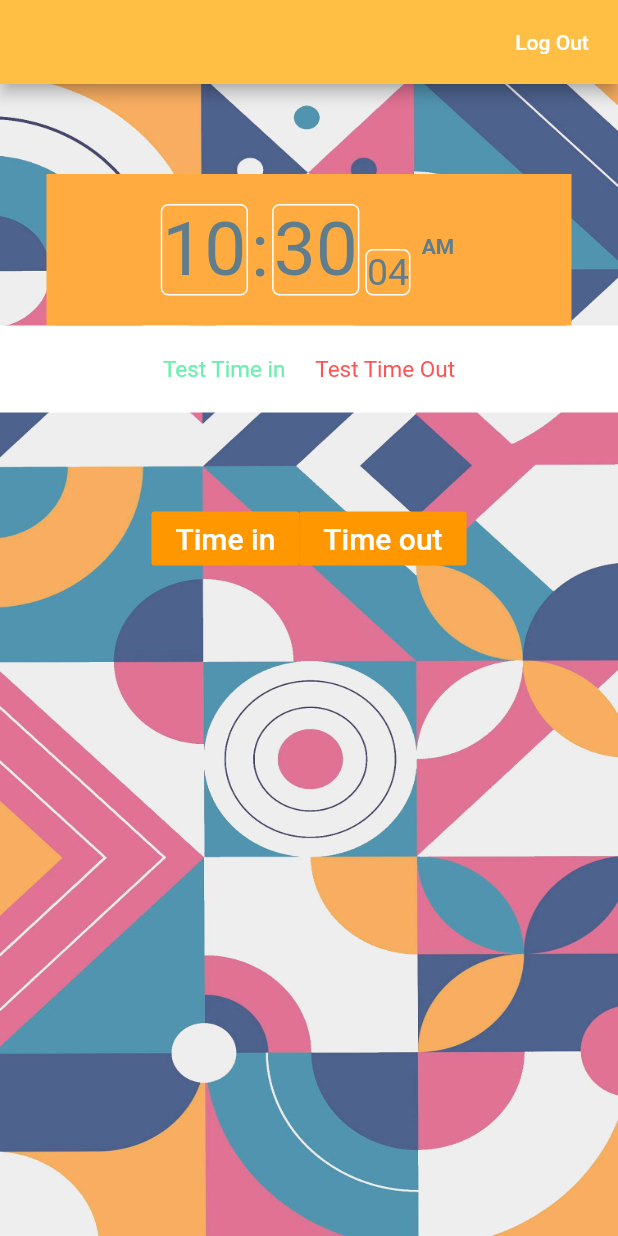
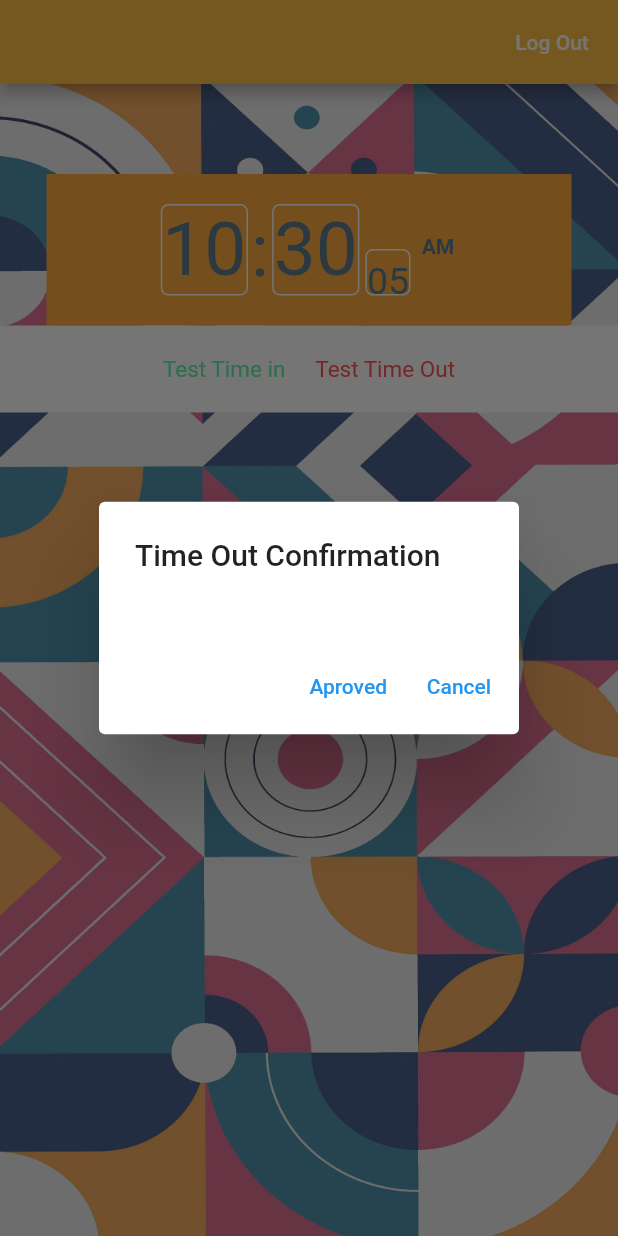
Before and after one commit to sudaraka93/attenv02, a Flutter app: the HomePage screen opened directly, after a tap on "Time in", after a tap on "Time out", on a phone screen of 412 x 824 dp. Run offline on Flutter 3.47's test engine with Material 2 defaults, Android fonts, the phone set to English and light mode, and no system bars; our stand-ins replace geolocator, shared_preferences; accounts and stored records are empty.

```diff
--- a/lib/home_page.dart
+++ b/lib/home_page.dart
@@ -32,6 +32,77 @@ class _HomePageState extends State<HomePage> {
     super.dispose();
   }
 
+  Future<void> _showTimeinAproval() async {
+    return showDialog<void>(
+      context: context,
+      barrierDismissible: false, // user must tap button!
+      builder: (BuildContext context) {
+        return AlertDialog(
+          title: Text('Time In Confirmation'),
+          content: SingleChildScrollView(
+            child: Column(
+              children: <Widget>[
+                // Text('Aprove The Time In '),
+              ],
+            ),
+          ),
+          actions: <Widget>[
+            TextButton(
+              child: Text('Cancel'),
+              onPressed: () {
+                Navigator.of(context).pop();
+              },
+            ),
+            TextButton(
+              child: Text('Aproved'),
+              onPressed: () {
+                timeInPush();
+                print('Confirmed');
+                Navigator.of(context).pop();
+              },
+            ),
+          ],
+        );
+      },
+    );
+  }
+
+  Future<void> _showTimeOutAproval() async {
+    return showDialog<void>(
+      context: context,
+      barrierDismissible: false, // user must tap button!
+      builder: (BuildContext context) {
+        return AlertDialog(
+          title: Text('Time Out Confirmation'),
+          content: SingleChildScrollView(
+            child: Column(
+              children: <Widget>[
+                // Text('Aprove The Time In '),
+              ],
+            ),
+          ),
+          actions: <Widget>[
+            TextButton(
+              child: Text('Aproved'),
+              onPressed: () {
+                timeOutPush();
+                print('Confirmed');
+                Navigator.of(context).pop();
+              },
+            ),
+            TextButton(
+              child: Text('Cancel'),
+              onPressed: () {
+                Navigator.of(context).pop();
+              },
+            ),
+          ],
+        );
+      },
+    );
+  }
+
+
   Future <String> loadPref()async{
     SharedPreferences sharedPreferences = await SharedPreferences.getInstance();
     return Future.delayed(Duration(seconds: 1),()async{
@@ -57,6 +128,20 @@ class _HomePageState extends State<HomePage> {
 
     setState(() {
       locationMessege="$position.latitude,$position.longitude,$now";
+    });
+  }
+
+  void timeInPush()async{
+    String now =await new DateFormat.yMd().add_Hm().format(new DateTime.now());
+    setState(() {
+      Timein="$now";
+    });
+  }
+
+  void timeOutPush()async{
+    String now =await new DateFormat.yMd().add_Hm().format(new DateTime.now());
+    setState(() {
+      Timeout="$now";
     });
   }
 
@@ -105,7 +190,7 @@ class _HomePageState extends State<HomePage> {
           mainAxisAlignment: MainAxisAlignment.center,
           children: [
             FlatButton(onPressed:(){
-              getCurrentLocation();
+              _showTimeinAproval();
             },
                 color: Colors.orange,
                 child: Text("Time in",
@@ -113,7 +198,7 @@ class _HomePageState extends State<HomePage> {
                     color: Colors.white,fontSize:20
                   ),)),
             FlatButton(onPressed:(){
-              getCurrentLocation();
+              _showTimeOutAproval();
             },
                 color: Colors.orange,
                 child: Text("Time out",
```
